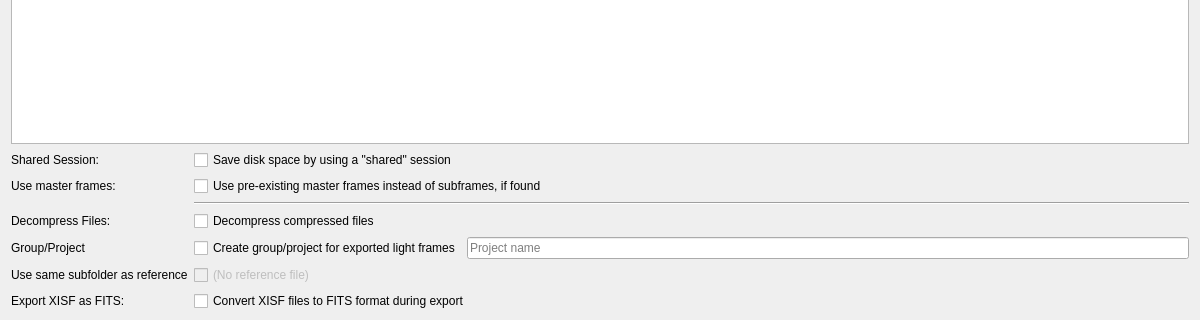
Before: the Qt Designer form photonfinder/ui/ExportDialog.ui in bcolyn/PhotonFinder, drawn with Qt 5; both pictures show x 0 to 1200 and y 211 to 531 of the 1200 by 700 pixel window.
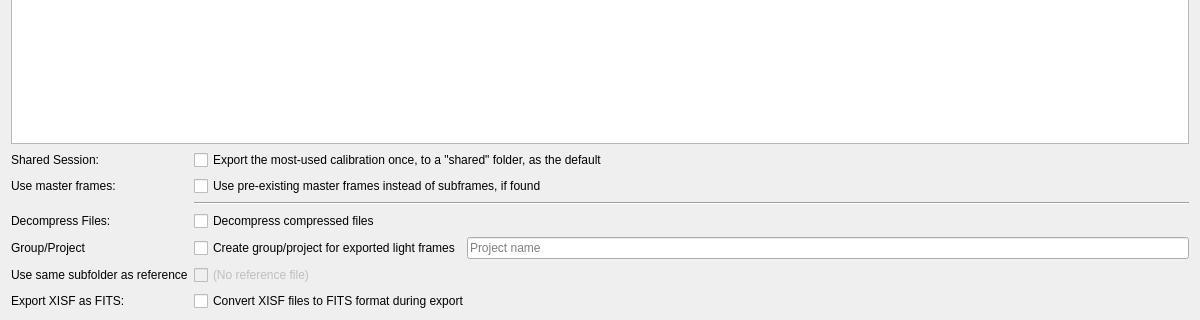
After: the same form once the commit is applied.

Commit message:
Export: explain the shared calibration folder in the dialog, the docs and the code
The shared folder holds one default set per calibration type; sessions with other calibration keep their own copy. Tests pin that a tie goes to the earliest session whatever the load order, so re-exports repeat.

```diff
--- a/photonfinder/ui/ExportDialog.ui
+++ b/photonfinder/ui/ExportDialog.ui
@@ -39,7 +39,7 @@
      <item row="1" column="1">
       <widget class="QCheckBox" name="sharedSessionCheckBox">
        <property name="text">
-        <string>Save disk space by using a &quot;shared&quot; session</string>
+        <string>Export the most-used calibration once, to a &quot;shared&quot; folder, as the default</string>
        </property>
       </widget>
      </item>
```
Left out of the diff: 5 changed lines with no effect on the pictures. The commit also changes 3 other files.
